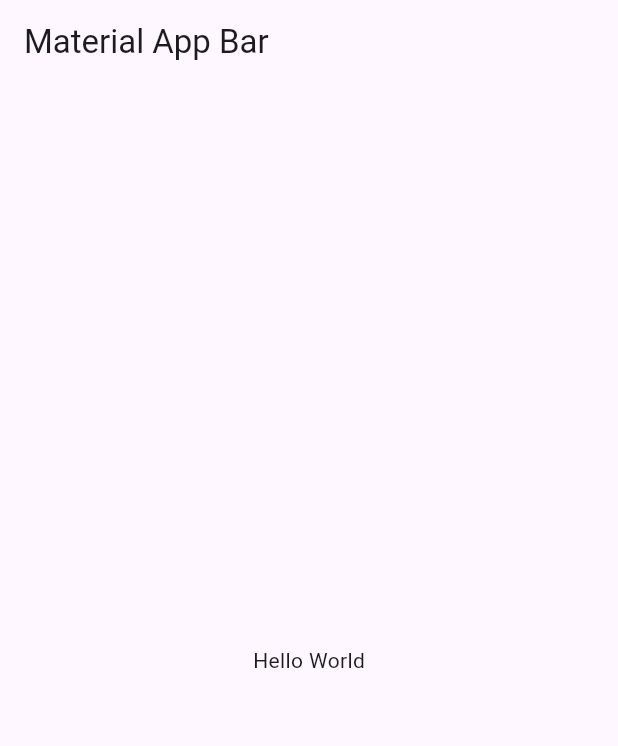
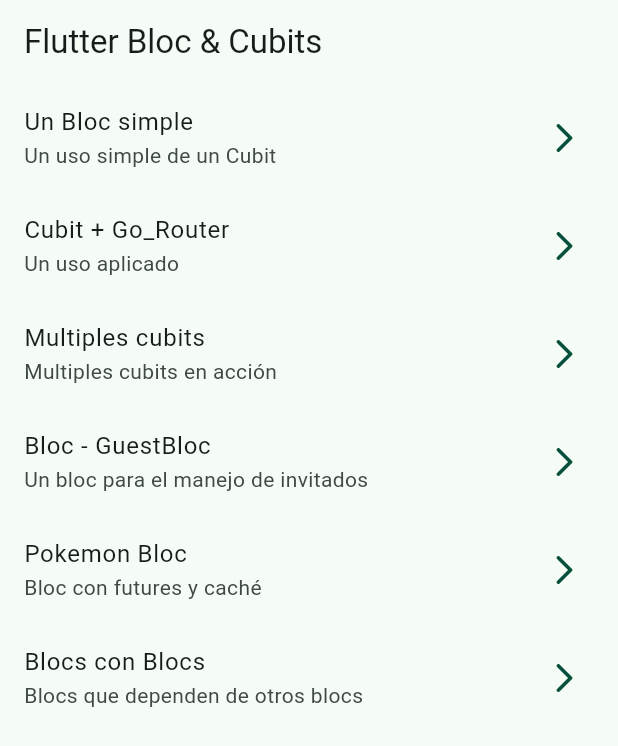
Before and after one commit to AnByronV/bloc_learning, a Flutter app: the screen it shows after launch, on a phone screen of 412 x 824 dp. Shown: the top 746 px of the screen. Run offline on Flutter 3.47's test engine with Material 3 defaults, Android fonts, the phone set to English and light mode, and no system bars; our stand-ins replace bloc, dio, flutter_bloc, go_router; missing offline and left inert: random_name_generator.

Commit message:
Changes to be committed: 	new file:   lib/config/config.dart 	new file:   lib/config/helpers/pokemon_information.dart 	new file:   lib/config/helpers/random_generator.dart 	new file:   lib/config/router/app_router.dart 	new file:   lib/config/theme/app_theme.dart 	new file:   lib/domain/domain.dart 	new file:   lib/domain/entities/todo.dart 	modified:   lib/main.dart 	new file:   lib/presentation/screens/01_simple_cubit/cubit_screen.dart 	deleted:    lib/presentation/screens/01_simple_cubit/simple_cubit.dart 	new file:   lib/presentation/screens/02_cubit_router/router_screen.dart 	new file:   lib/presentation/screens/03_multiple_cubits/multiple_cubits_screen.dart 	new file:   lib/presentation/screens/04_guest/guests_screen.dart 	new file:   lib/presentation/screens/05_pokemon/pokemon_screen.dart 	new file:   lib/presentation/screens/06_blocs_with_blocs/blocs_with_blocs_screen.dart 	new file:   lib/presentation/screens/home/home_screen.dart 	modified:   lib/presentation/screens/screens.dart 	modified:   pubspec.lock 	modified:   pubspec.yaml

```diff
--- /dev/null
+++ b/lib/config/config.dart
@@ -0,0 +1,4 @@
+export 'helpers/pokemon_information.dart';
+export 'helpers/random_generator.dart';
+export 'router/app_router.dart';
+export 'theme/app_theme.dart';
--- /dev/null
+++ b/lib/config/router/app_router.dart
@@ -0,0 +1,46 @@
+import 'package:bloc_learning/presentation/screens/screens.dart';
+import 'package:go_router/go_router.dart';
+
+
+
+final appRouter = GoRouter(
+  routes: [
+
+    GoRoute(
+      path: '/',
+      builder: (context, state) => const HomeScreen(),
+    ),
+
+    GoRoute(
+      path: '/simple-cubit',
+      builder: (context, state) => const CubitScreen(),
+    ),
+
+    GoRoute(
+      path: '/cubit-router',
+      builder: (context, state) => const RouterScreen(),
+    ),
+
+    GoRoute(
+      path: '/cubit-state',
+      builder: (context, state) => const MultipleCubitScreen(),
+    ),
+
+    GoRoute(
+      path: '/guest-bloc',
+      builder: (context, state) => const GuestsScreen(),
+    ),
+
+    GoRoute(
+      path: '/pokemon-bloc',
+      builder: (context, state) => const PokemonScreen(),
+    ),
+
+    GoRoute(
+      path: '/blocs-with-blocs',
+      builder: (context, state) => const BlocsWithBlocsScreen(),
+    ),
+
+
+
+  ]);
--- /dev/null
+++ b/lib/config/theme/app_theme.dart
@@ -0,0 +1,26 @@
+
+
+import 'package:flutter/material.dart';
+
+
+const seedColor = Color.fromARGB(255, 7, 80, 59);
+
+class AppTheme {
+
+  final bool isDarkmode;
+
+  AppTheme({ required this.isDarkmode });
+
+
+  ThemeData getTheme() => ThemeData(
+    useMaterial3: true,
+    colorSchemeSeed: seedColor,
+    brightness: isDarkmode ? Brightness.dark : Brightness.light,
+
+    listTileTheme: const ListTileThemeData(
+      iconColor: seedColor,
+    ),
+
+  );
+
+}
--- /dev/null
+++ b/lib/domain/domain.dart
@@ -0,0 +1 @@
+export 'entities/todo.dart';
--- a/lib/main.dart
+++ b/lib/main.dart
@@ -1,3 +1,4 @@
+import 'package:bloc_learning/config/config.dart';
 import 'package:flutter/material.dart';
 import 'package:flutter_bloc/flutter_bloc.dart';
 
@@ -27,16 +28,19 @@ class MyApp extends StatelessWidget {
 
   @override
   Widget build(BuildContext context) {
-    return MaterialApp(
+    return MaterialApp.router(
       title: 'Material App',
-      home: Scaffold(
-        appBar: AppBar(
-          title: const Text('Material App Bar'),
-        ),
-        body: const Center(
-          child: Text('Hello World'),
-        ),
-      ),
+      debugShowCheckedModeBanner: false,
+      routerConfig: appRouter,
+      theme: AppTheme(isDarkmode: false).getTheme(),
+      // home: Scaffold(
+      //   appBar: AppBar(
+      //     title: const Text('Material App Bar'),
+      //   ),
+      //   body: const Center(
+      //     child: Text('Hello World'),
+      //   ),
+      // ),
     );
   }
 }
--- /dev/null
+++ b/lib/presentation/screens/home/home_screen.dart
@@ -0,0 +1,81 @@
+import 'package:flutter/material.dart';
+import 'package:go_router/go_router.dart';
+
+class HomeScreen extends StatelessWidget {
+  const HomeScreen({super.key});
+
+  @override
+  Widget build(BuildContext context) {
+    return Scaffold(
+      appBar: AppBar(
+        title: const Text('Flutter Bloc & Cubits'),
+      ),
+      body: const _HomeScreenView(),
+    );
+  }
+}
+
+class _HomeScreenView extends StatelessWidget {
+  const _HomeScreenView();
+
+  @override
+  Widget build(BuildContext context) {
+    return ListView(
+      children: const [
+
+        _CustomListTile(
+            title: 'Un Bloc simple',
+            subTitle: 'Un uso simple de un Cubit',
+            location: '/simple-cubit'),
+
+        _CustomListTile(
+            title: 'Cubit + Go_Router',
+            subTitle: 'Un uso aplicado',
+            location: '/cubit-router'),
+
+        _CustomListTile(
+            title: 'Multiples cubits',
+            subTitle: 'Multiples cubits en acción',
+            location: '/cubit-state'),
+
+        _CustomListTile(
+            title: 'Bloc - GuestBloc',
+            subTitle: 'Un bloc para el manejo de invitados',
+            location: '/guest-bloc'),
+
+        _CustomListTile(
+            title: 'Pokemon Bloc',
+            subTitle: 'Bloc con futures y caché',
+            location: '/pokemon-bloc'),
+
+        _CustomListTile(
+            title: 'Blocs con Blocs',
+            subTitle: 'Blocs que dependen de otros blocs',
+            location: '/blocs-with-blocs'),
+
+      ],
+    );
+  }
+}
+
+class _CustomListTile extends StatelessWidget {
+  final String title;
+  final String subTitle;
+  final String location;
+
+  const _CustomListTile({
+    required this.title,
+    required this.subTitle,
+    required this.location,
+  });
+
+  @override
+  Widget build(BuildContext context) {
+    return ListTile(
+      title: Text(title),
+      subtitle: Text(subTitle),
+      trailing: const Icon(Icons.arrow_forward_ios_rounded),
+      onTap: () => context.push(location),
+    );
+  }
+}
--- a/lib/presentation/screens/screens.dart
+++ b/lib/presentation/screens/screens.dart
@@ -0,0 +1,8 @@
+export '01_simple_cubit/cubit_screen.dart';
+export '02_cubit_router/router_screen.dart';
+export '03_multiple_cubits/multiple_cubits_screen.dart';
+export '04_guest/guests_screen.dart';
+export '05_pokemon/pokemon_screen.dart';
+export '06_blocs_with_blocs/blocs_with_blocs_screen.dart';
+
+export 'home/home_screen.dart';
```
Also changed, not shown: lib/config/helpers/pokemon_information.dart (added, +22 -0 lines), lib/config/helpers/random_generator.dart (added, +19 -0 lines), lib/domain/entities/todo.dart (added, +29 -0 lines), lib/presentation/screens/01_simple_cubit/cubit_screen.dart (added, +18 -0 lines), lib/presentation/screens/02_cubit_router/router_screen.dart (added, +19 -0 lines), lib/presentation/screens/03_multiple_cubits/multiple_cubits_screen.dart (added, +43 -0 lines), lib/presentation/screens/04_guest/guests_screen.dart (added, +63 -0 lines), lib/presentation/screens/05_pokemon/pokemon_screen.dart (added, +34 -0 lines), lib/presentation/screens/06_blocs_with_blocs/blocs_with_blocs_screen.dart (added, +18 -0 lines), pubspec.yaml (+3 -6 lines), lib/presentation/screens/01_simple_cubit/simple_cubit.dart (deleted), pubspec.lock.
